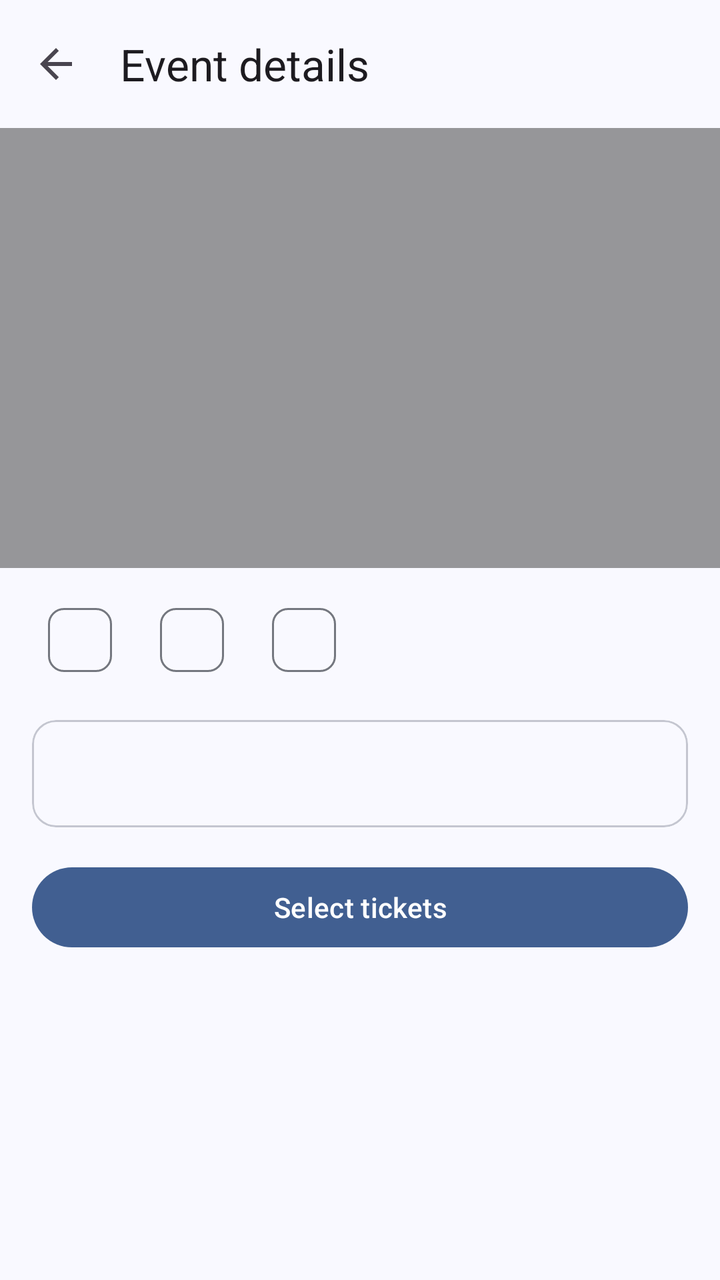
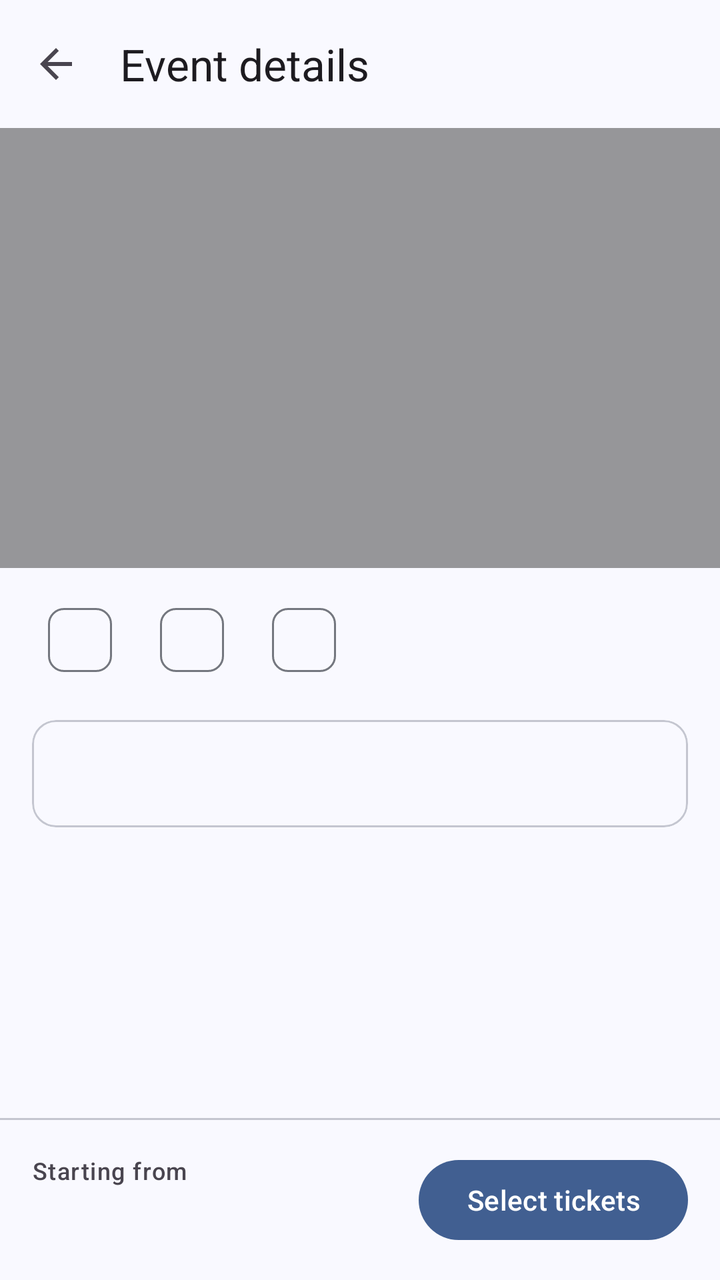

Two renders of the same Android screen: before a commit and after it. Below are the layout's source before the change and the commit's diff.
<!-- AndroidManifest.xml: application theme Theme.Ticketree -->
<!-- res/layout/activity_event_detail.xml -->
<?xml version="1.0" encoding="utf-8"?>
<LinearLayout xmlns:android="http://schemas.android.com/apk/res/android"
    xmlns:app="http://schemas.android.com/apk/res-auto"
    android:layout_width="match_parent"
    android:layout_height="match_parent"
    android:fitsSystemWindows="true"
    android:orientation="vertical">

    <com.google.android.material.appbar.MaterialToolbar
        android:id="@+id/toolbar"
        android:layout_width="match_parent"
        android:layout_height="?attr/actionBarSize"
        app:navigationIcon="@drawable/ic_back"
        app:title="Event details" />

    <ScrollView
        android:layout_width="match_parent"
        android:layout_height="0dp"
        android:layout_weight="1">

        <LinearLayout
            android:layout_width="match_parent"
            android:layout_height="wrap_content"
            android:orientation="vertical">

            <FrameLayout
                android:id="@+id/header"
                android:layout_width="match_parent"
                android:layout_height="220dp">

                <ImageView
                    android:id="@+id/ivImage"
                    android:layout_width="match_parent"
                    android:layout_height="match_parent"
                    android:contentDescription="Event image"
                    android:scaleType="centerCrop" />

                <View
                    android:layout_width="match_parent"
                    android:layout_height="match_parent"
                    android:background="#66000000" />

                <com.google.android.material.textview.MaterialTextView
                    android:id="@+id/tvImage"
                    android:layout_width="match_parent"
                    android:layout_height="wrap_content"
                    android:layout_gravity="bottom"
                    android:padding="16dp"
                    android:textAppearance="?attr/textAppearanceHeadlineSmall"
                    android:textColor="@android:color/white" />
            </FrameLayout>

            <com.google.android.material.chip.ChipGroup
                android:layout_width="match_parent"
                android:layout_height="wrap_content"
                android:layout_marginHorizontal="16dp"
                android:layout_marginTop="12dp">

                <com.google.android.material.chip.Chip
                    android:id="@+id/chipCategory"
                    style="@style/Widget.Material3.Chip.Assist"
                    android:layout_width="wrap_content"
                    android:layout_height="wrap_content"
                    android:clickable="false" />

                <com.google.android.material.chip.Chip
                    android:id="@+id/chipVenue"
                    style="@style/Widget.Material3.Chip.Assist"
                    android:layout_width="wrap_content"
                    android:layout_height="wrap_content"
                    android:clickable="false" />

                <com.google.android.material.chip.Chip
                    android:id="@+id/chipAge"
                    style="@style/Widget.Material3.Chip.Assist"
                    android:layout_width="wrap_content"
                    android:layout_height="wrap_content"
                    android:clickable="false" />
            </com.google.android.material.chip.ChipGroup>

            <com.google.android.material.card.MaterialCardView
                android:layout_width="match_parent"
                android:layout_height="wrap_content"
                android:layout_margin="16dp">

                <com.google.android.material.textview.MaterialTextView
                    android:id="@+id/tvDetails"
                    android:layout_width="match_parent"
                    android:layout_height="wrap_content"
                    android:padding="16dp"
                    android:textAppearance="?attr/textAppearanceBodyLarge" />
            </com.google.android.material.card.MaterialCardView>

            <com.google.android.material.button.MaterialButton
                android:id="@+id/btnSelectTickets"
                android:layout_width="match_parent"
                android:layout_height="wrap_content"
                android:layout_marginHorizontal="16dp"
                android:layout_marginBottom="16dp"
                android:text="Select tickets" />
        </LinearLayout>
    </ScrollView>
</LinearLayout>
<!-- resources referenced by this layout -->
<resources>
  <!-- drawable ic_back (drawable) -->
  <vector xmlns:android="http://schemas.android.com/apk/res/android"
      android:width="24dp"
      android:height="24dp"
      android:tint="?attr/colorControlNormal"
      android:viewportWidth="24"
      android:viewportHeight="24">
      <path
          android:fillColor="@android:color/white"
          android:pathData="M20,11H7.83l5.59,-5.59L12,4l-8,8 8,8 1.41,-1.41L7.83,13H20v-2z" />
  </vector>
  <style name="Theme.Ticketree" parent="AppTheme">
          <item name="android:windowSoftInputMode">adjustResize</item>
      </style>
  <color name="md_theme_primary">#415F91</color>
  <color name="md_theme_onPrimary">#FFFFFF</color>
  <color name="md_theme_primaryContainer">#D6E3FF</color>
  <color name="md_theme_onPrimaryContainer">#284777</color>
  <color name="md_theme_secondary">#565F71</color>
  <color name="md_theme_onSecondary">#FFFFFF</color>
  <color name="md_theme_secondaryContainer">#DAE2F9</color>
  <color name="md_theme_onSecondaryContainer">#3E4759</color>
  <color name="md_theme_tertiary">#705575</color>
  <color name="md_theme_onTertiary">#FFFFFF</color>
  <color name="md_theme_tertiaryContainer">#FAD8FD</color>
  <color name="md_theme_onTertiaryContainer">#573E5C</color>
  <color name="md_theme_error">#BA1A1A</color>
  <color name="md_theme_onError">#FFFFFF</color>
  <color name="md_theme_errorContainer">#FFDAD6</color>
  <color name="md_theme_onErrorContainer">#93000A</color>
  <color name="md_theme_background">#F9F9FF</color>
  <color name="md_theme_onBackground">#191C20</color>
  <color name="md_theme_surface">#F9F9FF</color>
  <color name="md_theme_onSurface">#191C20</color>
  <color name="md_theme_surfaceVariant">#E0E2EC</color>
  <color name="md_theme_onSurfaceVariant">#44474E</color>
  <color name="md_theme_outline">#74777F</color>
  <color name="md_theme_outlineVariant">#C4C6D0</color>
  <color name="md_theme_inverseSurface">#2E3036</color>
  <color name="md_theme_inverseOnSurface">#F0F0F7</color>
  <color name="md_theme_inversePrimary">#AAC7FF</color>
  <color name="md_theme_primaryFixed">#D6E3FF</color>
  <color name="md_theme_onPrimaryFixed">#001B3E</color>
  <color name="md_theme_primaryFixedDim">#AAC7FF</color>
  <color name="md_theme_onPrimaryFixedVariant">#284777</color>
  <color name="md_theme_secondaryFixed">#DAE2F9</color>
  <color name="md_theme_onSecondaryFixed">#131C2B</color>
  <color name="md_theme_secondaryFixedDim">#BEC6DC</color>
  <color name="md_theme_onSecondaryFixedVariant">#3E4759</color>
  <color name="md_theme_tertiaryFixed">#FAD8FD</color>
  <color name="md_theme_onTertiaryFixed">#28132E</color>
  <color name="md_theme_tertiaryFixedDim">#DDBCE0</color>
  <color name="md_theme_onTertiaryFixedVariant">#573E5C</color>
  <color name="md_theme_surfaceDim">#D9D9E0</color>
  <color name="md_theme_surfaceBright">#F9F9FF</color>
  <color name="md_theme_surfaceContainerLowest">#FFFFFF</color>
  <color name="md_theme_surfaceContainerLow">#F3F3FA</color>
  <color name="md_theme_surfaceContainer">#EDEDF4</color>
  <color name="md_theme_surfaceContainerHigh">#E7E8EE</color>
  <color name="md_theme_surfaceContainerHighest">#E2E2E9</color>
  <!-- unchanged entries left out for length: 1 -->
</resources>

<!-- the commit's change to res/layout/activity_event_detail.xml (unified diff, before → after) -->
@@ -91,13 +91,43 @@
                     android:textAppearance="?attr/textAppearanceBodyLarge" />
             </com.google.android.material.card.MaterialCardView>
 
-            <com.google.android.material.button.MaterialButton
-                android:id="@+id/btnSelectTickets"
-                android:layout_width="match_parent"
-                android:layout_height="wrap_content"
-                android:layout_marginHorizontal="16dp"
-                android:layout_marginBottom="16dp"
-                android:text="Select tickets" />
         </LinearLayout>
     </ScrollView>
+
+    <com.google.android.material.divider.MaterialDivider
+        android:layout_width="match_parent"
+        android:layout_height="wrap_content" />
+
+    <LinearLayout
+        android:layout_width="match_parent"
+        android:layout_height="wrap_content"
+        android:gravity="center_vertical"
+        android:orientation="horizontal"
+        android:padding="16dp">
+
+        <LinearLayout
+            android:layout_width="0dp"
+            android:layout_height="wrap_content"
+            android:layout_weight="1"
+            android:orientation="vertical">
+
+            <com.google.android.material.textview.MaterialTextView
+                android:layout_width="wrap_content"
+                android:layout_height="wrap_content"
+                android:text="Starting from"
+                android:textAppearance="?attr/textAppearanceLabelMedium" />
+
+            <com.google.android.material.textview.MaterialTextView
+                android:id="@+id/tvFromPrice"
+                android:layout_width="wrap_content"
+                android:layout_height="wrap_content"
+                android:textAppearance="?attr/textAppearanceTitleLarge" />
+        </LinearLayout>
+
+        <com.google.android.material.button.MaterialButton
+            android:id="@+id/btnSelectTickets"
+            android:layout_width="wrap_content"
+            android:layout_height="wrap_content"
+            android:text="Select tickets" />
+    </LinearLayout>
 </LinearLayout>
